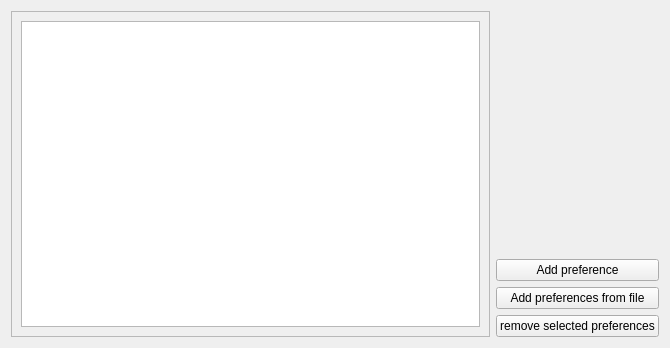
Qt form gui/mozregui/ui/pref_editor.ui (mozilla/mozregression) before a commit.
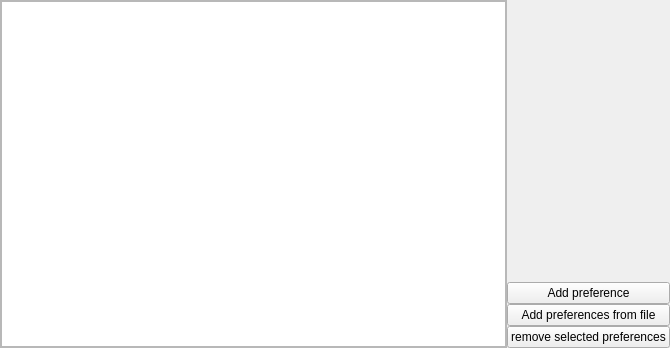
The same form after that commit.

Commit message:
[GUI] fix alignment issues
Fixes addon editor, pref editor and DirSelector alignment.

The edit to the form file:
```diff
--- a/gui/mozregui/ui/pref_editor.ui
+++ b/gui/mozregui/ui/pref_editor.ui
@@ -14,6 +14,21 @@
    <string>Form</string>
   </property>
   <layout class="QHBoxLayout" name="horizontalLayout">
+   <property name="spacing">
+    <number>0</number>
+   </property>
+   <property name="leftMargin">
+    <number>0</number>
+   </property>
+   <property name="topMargin">
+    <number>0</number>
+   </property>
+   <property name="rightMargin">
+    <number>0</number>
+   </property>
+   <property name="bottomMargin">
+    <number>0</number>
+   </property>
    <item>
     <widget class="QScrollArea" name="scrollArea">
      <property name="widgetResizable">
@@ -24,11 +39,26 @@
        <rect>
         <x>0</x>
         <y>0</y>
-        <width>435</width>
-        <height>328</height>
+        <width>455</width>
+        <height>346</height>
        </rect>
       </property>
       <layout class="QVBoxLayout" name="verticalLayout">
+       <property name="spacing">
+        <number>0</number>
+       </property>
+       <property name="leftMargin">
+        <number>0</number>
+       </property>
+       <property name="topMargin">
+        <number>0</number>
+       </property>
+       <property name="rightMargin">
+        <number>0</number>
+       </property>
+       <property name="bottomMargin">
+        <number>0</number>
+       </property>
        <item>
         <widget class="QTableView" name="pref_view">
          <property name="alternatingRowColors">
```
The commit also changes 2 other files.
